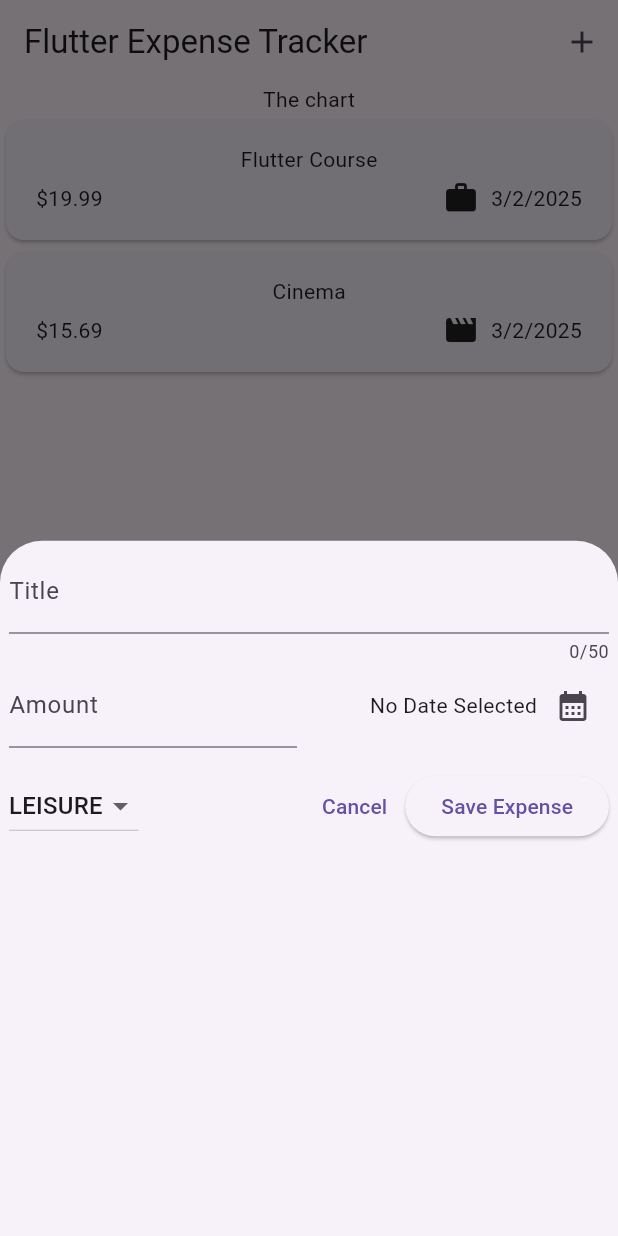
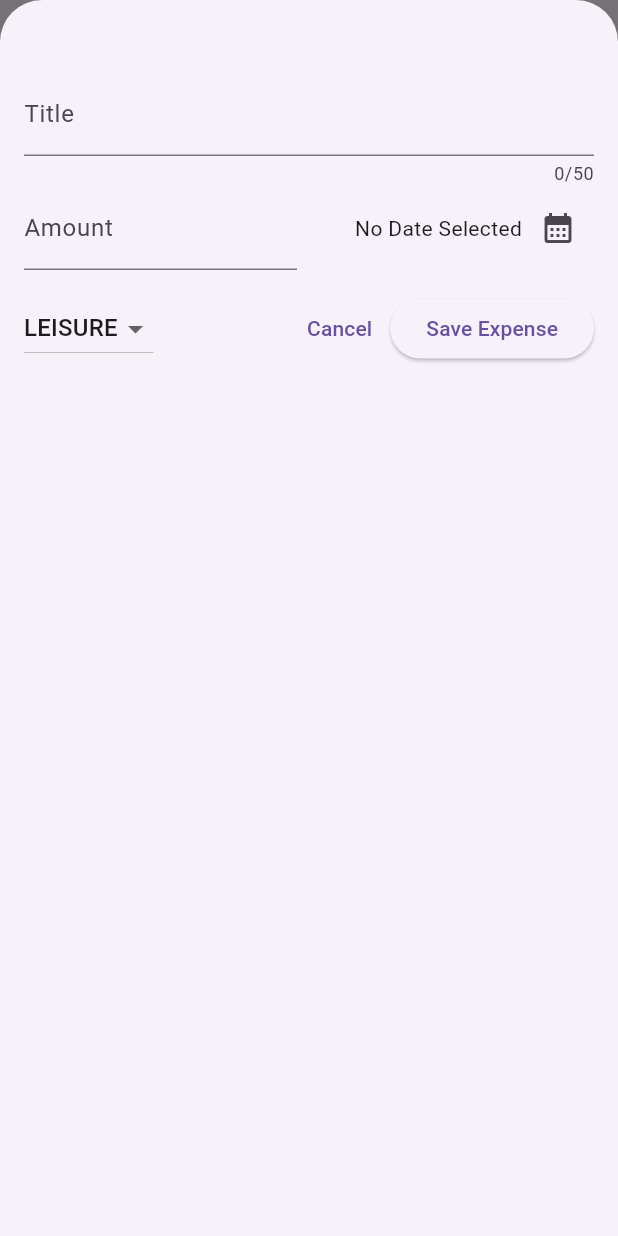
Before and after one commit to Mudasirsaeed032/Expense_Tracker_App, a Flutter app: the screen it shows after launch, after a tap on the "add" icon, on a phone screen of 412 x 824 dp. Run offline on Flutter 3.47's test engine with Material 3 defaults, Android fonts, the phone set to English and light mode, and no system bars.

Commit message:
creating a full screen modal to avoid keyboard overlay issues

```diff
--- a/lib/widgets/expenses.dart
+++ b/lib/widgets/expenses.dart
@@ -30,6 +30,7 @@ class _ExpensesState extends State<Expenses> {
 
   void _openAddExpensesOverlay() {
     showModalBottomSheet(
+      isScrollControlled: true,
       context: context,
       builder: (ctx) => NewExpense(onAddExpense: _addExpense),
     );
--- a/lib/widgets/new_expense.dart
+++ b/lib/widgets/new_expense.dart
@@ -55,6 +55,8 @@ class _NewExpenseState extends State<NewExpense> {
         category: _selectedCategory,
       ),
     );
+
+    Navigator.pop(context);
   }
 
   @override
@@ -82,7 +84,7 @@ class _NewExpenseState extends State<NewExpense> {
   @override
   Widget build(BuildContext context) {
     return Padding(
-      padding: EdgeInsets.all(6),
+      padding: EdgeInsets.fromLTRB(16, 48, 16, 16),
       child: Column(
         children: [
           TextField(
```
